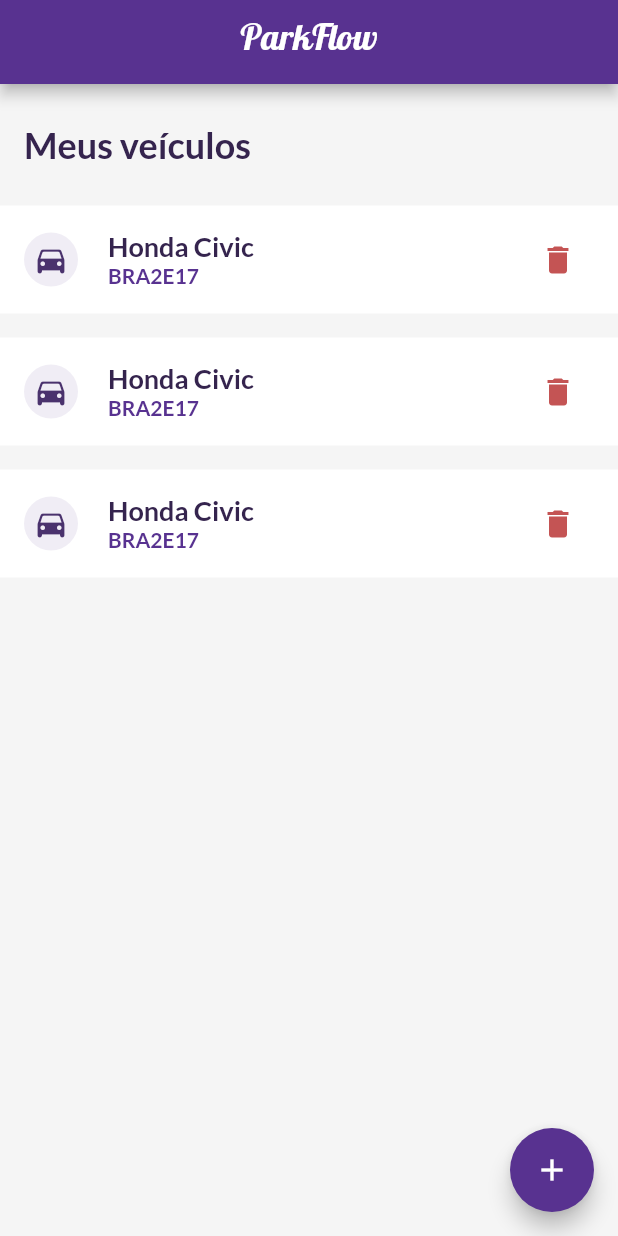
After one commit to Wxze/parkflow_app, a Flutter app: the MyVehiclesView screen opened directly, on a phone screen of 412 x 824 dp. The commit adds this screen. Run offline on Flutter 3.47's test engine with Material 2 defaults, Android fonts, the phone set to English and light mode, and no system bars; our stand-ins replace flutter_snake_navigationbar, page_transition.

Commit message:
Adiciona tela de veículos

```diff
--- a/lib/view/login_view.dart
+++ b/lib/view/login_view.dart
@@ -169,7 +169,9 @@ class _LoginViewState extends State<LoginView> {
                                 },
                                 child: const Text(
                                   'Entrar',
-                                  style: TextStyle(fontWeight: FontWeight.bold),
+                                  style: TextStyle(
+                                      fontWeight: FontWeight.bold,
+                                      fontSize: 16),
                                 ),
                               ),
                             ),
--- a/lib/view/my_account_view.dart
+++ b/lib/view/my_account_view.dart
@@ -44,9 +44,7 @@ class _MyAccountViewState extends State<MyAccountView> {
                             fontWeight: FontWeight.bold),
                       ),
                       ElevatedButton(
-                        onPressed: () {
-                          print('Desativar conta pressionado');
-                        },
+                        onPressed: () {},
                         style: ButtonStyle(
                             backgroundColor: MaterialStateProperty.all(
                                 const Color(0xFFC45454))),
@@ -61,7 +59,7 @@ class _MyAccountViewState extends State<MyAccountView> {
                     ],
                   ),
                   const SizedBox(
-                    height: 22,
+                    height: 10,
                   ),
                   Card(
                     color: const Color(0xFFFFFFFF),
@@ -138,7 +136,8 @@ class _MyAccountViewState extends State<MyAccountView> {
                                     child: const Text(
                                       'Salvar alterações',
                                       style: TextStyle(
-                                          fontWeight: FontWeight.bold),
+                                          fontWeight: FontWeight.bold,
+                                          fontSize: 16),
                                     ),
                                   ),
                                 ),
--- /dev/null
+++ b/lib/view/my_vehicles_view.dart
@@ -0,0 +1,75 @@
+import 'package:flutter/material.dart';
+import 'package:parkflow_app/view/widgets/my_vehicles_list_tile.dart';
+
+class MyVehiclesView extends StatefulWidget {
+  const MyVehiclesView({super.key});
+
+  @override
+  State<MyVehiclesView> createState() => _MyVehiclesViewState();
+}
+
+class _MyVehiclesViewState extends State<MyVehiclesView> {
+  @override
+  Widget build(BuildContext context) {
+    return Scaffold(
+      resizeToAvoidBottomInset: true,
+      extendBody: true,
+      backgroundColor: const Color(0xFFF5F5F5),
+      appBar: AppBar(
+        centerTitle: true,
+        automaticallyImplyLeading: false,
+        title: const Text(
+          'ParkFlow',
+          style: TextStyle(
+              fontFamily: 'Galada', color: Colors.white, fontSize: 24),
+        ),
+      ),
+      body: SingleChildScrollView(
+        child: Column(
+          crossAxisAlignment: CrossAxisAlignment.start,
+          children: [
+            Column(
+              crossAxisAlignment: CrossAxisAlignment.start,
+              children: [
+                const Padding(
+                  padding: EdgeInsets.symmetric(horizontal: 16, vertical: 26),
+                  child: Row(
+                    mainAxisAlignment: MainAxisAlignment.spaceBetween,
+                    children: [
+                      Text(
+                        'Meus veículos',
+                        style: TextStyle(
+                            color: Color(0xFF35244E),
+                            fontSize: 24,
+                            fontWeight: FontWeight.bold),
+                      ),
+                    ],
+                  ),
+                ),
+                ListView.separated(
+                  itemCount: 3,
+                  itemBuilder: (context, index) {
+                    return const MyVehiclesListTile();
+                  },
+                  clipBehavior: Clip.none,
+                  shrinkWrap: true,
+                  physics: const NeverScrollableScrollPhysics(),
+                  separatorBuilder: (BuildContext context, int index) {
+                    return const SizedBox(
+                      height: 16,
+                    );
+                  },
+                )
+              ],
+            ),
+          ],
+        ),
+      ),
+      floatingActionButton: FloatingActionButton(
+        backgroundColor: const Color(0xFF583290),
+        onPressed: () {},
+        child: const Icon(Icons.add),
+      ),
+    );
+  }
+}
--- a/lib/view/parking_lots_view.dart
+++ b/lib/view/parking_lots_view.dart
@@ -5,6 +5,7 @@ import 'package:parkflow_app/view/parking_lots_page.dart';
 import 'package:parkflow_app/view/reservations_page.dart';
 
 import 'my_account_view.dart';
+import 'my_vehicles_view.dart';
 
 class ParkingLotsView extends StatefulWidget {
   const ParkingLotsView({Key? key}) : super(key: key);
@@ -71,7 +72,13 @@ class _ParkingLotsViewState extends State<ParkingLotsView> {
                   ),
                 );
               } else if (value == 2) {
-                print('Página meus veículos');
+                Navigator.of(context).push(
+                  PageTransition(
+                    child: const MyVehiclesView(),
+                    type: PageTransitionType.fade,
+                    duration: const Duration(milliseconds: 300),
+                  ),
+                );
               } else if (value == 3) {
                 Navigator.of(context).pop();
               }
--- a/lib/view/recovery_view.dart
+++ b/lib/view/recovery_view.dart
@@ -126,7 +126,9 @@ class _RecoveryViewState extends State<RecoveryView> {
                                 },
                                 child: const Text(
                                   'Enviar',
-                                  style: TextStyle(fontWeight: FontWeight.bold),
+                                  style: TextStyle(
+                                      fontWeight: FontWeight.bold,
+                                      fontSize: 16),
                                 ),
                               ),
                             ),
--- a/lib/view/register_view.dart
+++ b/lib/view/register_view.dart
@@ -225,7 +225,9 @@ class _RegisterViewState extends State<RegisterView> {
                                 },
                                 child: const Text(
                                   'Cadastrar',
-                                  style: TextStyle(fontWeight: FontWeight.bold),
+                                  style: TextStyle(
+                                      fontWeight: FontWeight.bold,
+                                      fontSize: 16),
                                 ),
                               ),
                             ),
--- /dev/null
+++ b/lib/view/widgets/my_vehicles_list_tile.dart
@@ -0,0 +1,69 @@
+import 'package:flutter/material.dart';
+
+class MyVehiclesListTile extends StatefulWidget {
+  const MyVehiclesListTile({super.key});
+
+  @override
+  State<MyVehiclesListTile> createState() => _MyVehiclesListTileState();
+}
+
+class _MyVehiclesListTileState extends State<MyVehiclesListTile> {
+  @override
+  Widget build(BuildContext context) {
+    return ListTile(
+      tileColor: Colors.white,
+      contentPadding: const EdgeInsets.symmetric(horizontal: 16, vertical: 8),
+      leading: const Column(
+        children: [
+          Expanded(
+            child: CircleAvatar(
+              radius: 18,
+              backgroundColor: Color(0xFFF0EDF5),
+              child: Icon(
+                Icons.directions_car_rounded,
+                color: Color(0xFF4A326D),
+              ),
+            ),
+          ),
+        ],
+      ),
+      title: Column(
+        crossAxisAlignment: CrossAxisAlignment.start,
+        children: [
+          Row(
+            mainAxisAlignment: MainAxisAlignment.spaceBetween,
+            children: [
+              const Column(
+                crossAxisAlignment: CrossAxisAlignment.start,
+                children: [
+                  Text(
+                    'Honda Civic',
+                    style: TextStyle(
+                        fontSize: 18,
+                        color: Color(0xFF35244E),
+                        fontWeight: FontWeight.w600),
+                    overflow: TextOverflow.fade,
+                  ),
+                  Text(
+                    'BRA2E17',
+                    style: TextStyle(
+                        fontSize: 14,
+                        color: Color(0xFF583290),
+                        fontWeight: FontWeight.w600),
+                    overflow: TextOverflow.fade,
+                  ),
+                ],
+              ),
+              IconButton(
+                  onPressed: () {},
+                  icon: const Icon(
+                    Icons.delete,
+                    color: Color(0xFFC45454),
+                  ))
+            ],
+          ),
+        ],
+      ),
+    );
+  }
+}
```
